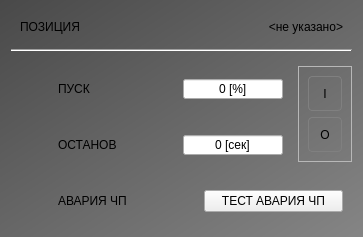
Old version of the form ui/SIEVER.ui in the repository vlinnik/ETALON-250716.
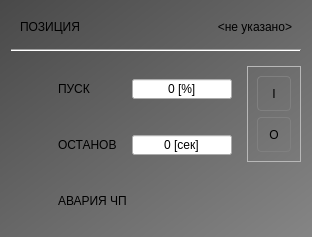
New version of the form. Icons and pictures are not drawn.

What changed in the file:
```diff
--- a/ui/SIEVER.ui
+++ b/ui/SIEVER.ui
@@ -6,7 +6,7 @@
    <rect>
     <x>0</x>
     <y>0</y>
-    <width>363</width>
+    <width>312</width>
     <height>236</height>
    </rect>
   </property>
@@ -432,16 +432,6 @@
         </property>
        </widget>
       </item>
-      <item>
-       <widget class="QPushButton" name="test_fault">
-        <property name="text">
-         <string>ТЕСТ АВАРИЯ ЧП</string>
-        </property>
-        <property name="rsn" stdset="0">
-         <number>0</number>
-        </property>
-       </widget>
-      </item>
      </layout>
     </widget>
    </item>
```
